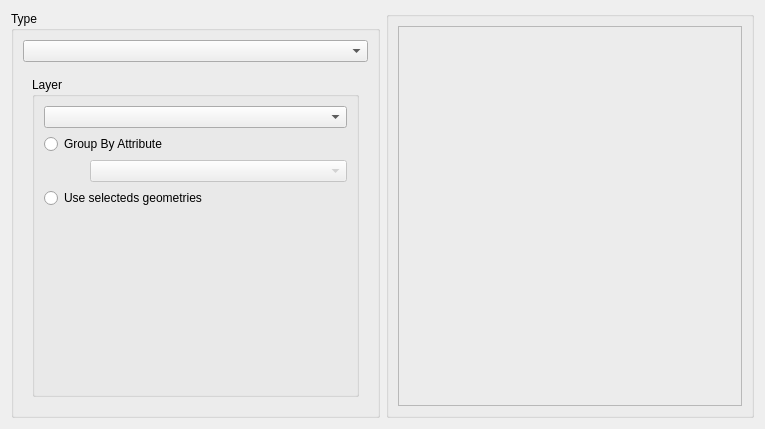
Before: the Qt Designer form src/terralib/qt/widgets/rp/ui/ClippingWizardPageForm.ui in claudiobogossian/terralib5, drawn with Qt 5.
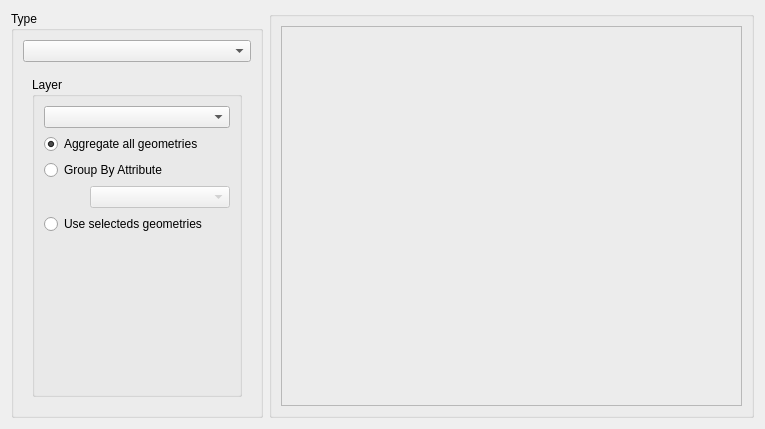
After: the same form once the commit is applied. The open tabs and pages were chosen to show the change.

```diff
--- a/src/terralib/qt/widgets/rp/ui/ClippingWizardPageForm.ui
+++ b/src/terralib/qt/widgets/rp/ui/ClippingWizardPageForm.ui
@@ -15,9 +15,15 @@
   </property>
   <layout class="QGridLayout" name="gridLayout_2">
    <item row="0" column="0">
-    <layout class="QGridLayout" name="gridLayout">
-     <item row="0" column="0">
+    <layout class="QHBoxLayout" name="horizontalLayout" stretch="0,1">
+     <item>
       <widget class="QGroupBox" name="groupBox">
+       <property name="minimumSize">
+        <size>
+         <width>250</width>
+         <height>0</height>
+        </size>
+       </property>
        <property name="title">
         <string>Type</string>
        </property>
@@ -291,16 +297,26 @@
                 <property name="flat">
                  <bool>true</bool>
                 </property>
-                <layout class="QGridLayout" name="gridLayout_26">
+                <layout class="QGridLayout" name="gridLayout_25">
                  <item row="0" column="0">
-                  <layout class="QGridLayout" name="gridLayout_25">
+                  <layout class="QGridLayout" name="gridLayout_24">
                    <item row="0" column="0">
-                    <layout class="QGridLayout" name="gridLayout_24">
+                    <layout class="QGridLayout" name="gridLayout_13">
                      <item row="0" column="0">
                       <widget class="QComboBox" name="m_layerComboBox"/>
                      </item>
                      <item row="1" column="0">
-                      <layout class="QGridLayout" name="gridLayout_13">
+                      <widget class="QRadioButton" name="m_aggregAllRadioButton">
+                       <property name="text">
+                        <string>Aggregate all geometries</string>
+                       </property>
+                       <property name="checked">
+                        <bool>true</bool>
+                       </property>
+                      </widget>
+                     </item>
+                     <item row="2" column="0">
+                      <layout class="QGridLayout" name="gridLayout">
                        <item row="0" column="0" colspan="2">
                         <widget class="QRadioButton" name="m_groupByRadioButton">
                          <property name="text">
@@ -337,7 +353,7 @@
                          </property>
                          <property name="minimumSize">
                           <size>
-                           <width>150</width>
+                           <width>140</width>
                            <height>0</height>
                           </size>
                          </property>
@@ -345,7 +361,7 @@
                        </item>
                       </layout>
                      </item>
-                     <item row="2" column="0">
+                     <item row="3" column="0">
                       <widget class="QRadioButton" name="m_selectedGeomRadioButton">
                        <property name="text">
                         <string>Use selecteds geometries</string>
@@ -381,7 +397,7 @@
        </layout>
       </widget>
      </item>
-     <item row="0" column="1">
+     <item>
       <widget class="QGroupBox" name="m_previewGroupBox">
        <property name="sizePolicy">
         <sizepolicy hsizetype="MinimumExpanding" vsizetype="Preferred">
```
